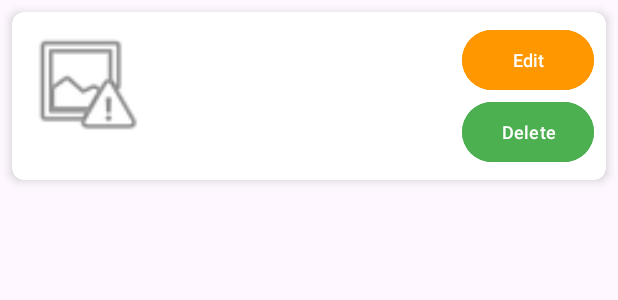
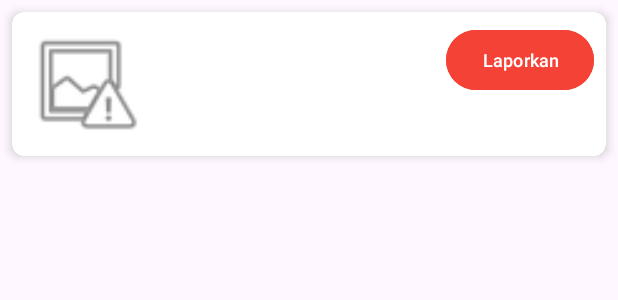
Before and after one commit to JihanCahya/app_maps, an Android app: the layout item_laporan.xml on its own in the app's theme, with its tools: preview values and no code run, on a phone screen of 412 x 824 dp. Shown: the top 300 px of the screen. Run offline under Robolectric (Android 15) with nearby library versions, the phone set to English and light mode, and no system bars.

Commit message:
update laporan

```diff
--- a/app/src/main/java/com/polinema/mi/app_maps/fragment/Laporan.kt
+++ b/app/src/main/java/com/polinema/mi/app_maps/fragment/Laporan.kt
@@ -6,5 +6,6 @@ data class Laporan(
     var ritase: String = "",
     var namaPt: String = "",
     var kodeLaporan: String = "",
-    var foto: String = ""
+    var foto: String = "",
+    var status: String = ""
 )
--- a/app/src/main/res/layout/item_laporan.xml
+++ b/app/src/main/res/layout/item_laporan.xml
@@ -65,19 +65,11 @@
             android:orientation="vertical">
 
             <Button
-                android:id="@+id/btnEdit"
+                android:id="@+id/btnLapor"
                 android:layout_width="wrap_content"
                 android:layout_height="wrap_content"
-                android:backgroundTint="#FF9800"
-                android:text="Edit"
-                android:textSize="12sp" />
-
-            <Button
-                android:id="@+id/btnDelete"
-                android:layout_width="wrap_content"
-                android:layout_height="wrap_content"
-                android:backgroundTint="#4CAF50"
-                android:text="Delete"
+                android:backgroundTint="#F44336"
+                android:text="Laporkan"
                 android:textSize="12sp" />
 
         </LinearLayout>
--- a/app/src/main/res/values/colors.xml
+++ b/app/src/main/res/values/colors.xml
@@ -2,4 +2,7 @@
 <resources>
     <color name="black">#FF000000</color>
     <color name="white">#FFFFFFFF</color>
+    <color name="green">#4CAF50</color>
+    <color name="default_button_color">#FF6200EE</color>
+
 </resources>
```
Also changed, not shown: app/src/main/java/com/polinema/mi/app_maps/fragment/DashboardActivity.kt (+21 -31 lines), app/src/main/java/com/polinema/mi/app_maps/fragment/LaporanAdapter.kt (+22 -10 lines), app/src/main/res/layout/activity_dashboard.xml (+14 -14 lines), app/src/main/res/menu/bottom_navigation_menu.xml (+7 -7 lines), app/src/main/res/drawable/img.png (added).
